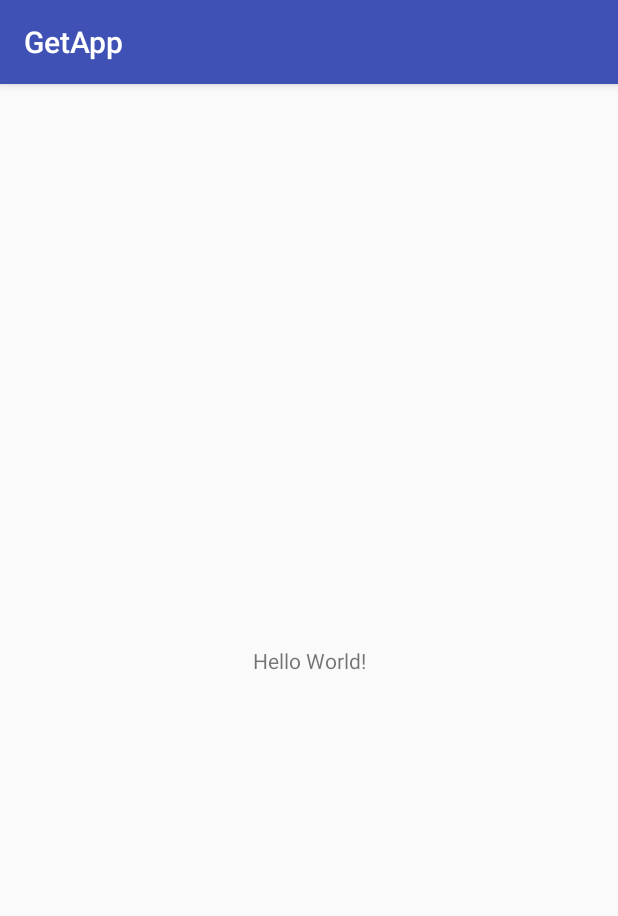
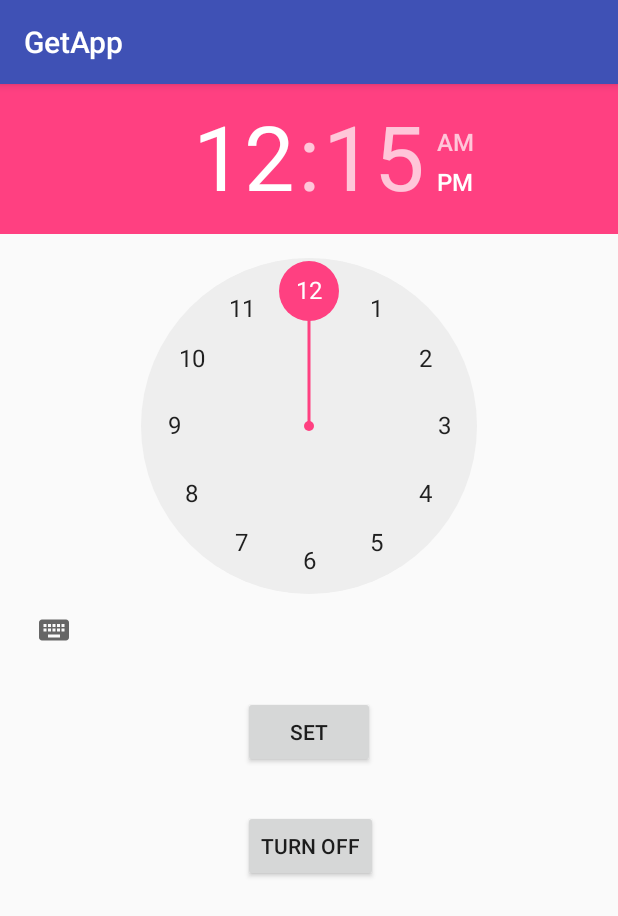
Before and after one commit to cgc0045/GetApp, an Android app: the screen it shows after launch (Alarm), on a phone screen of 412 x 824 dp. Shown: the top 916 px of the screen. Run offline under Robolectric (Android 15) with nearby library versions, the phone set to English and light mode, and no system bars.

Commit message:
Alarm.java
Establecido el diseño y los mensajes cuando pulsamos los botones

```diff
--- a/app/src/main/java/com/example/carlos/getapp/Alarm.java
+++ b/app/src/main/java/com/example/carlos/getapp/Alarm.java
@@ -1,13 +1,86 @@
 package com.example.carlos.getapp;
 
+import android.app.AlarmManager;
+import android.content.Context;
 import android.support.v7.app.AppCompatActivity;
 import android.os.Bundle;
+import android.support.v7.widget.Toolbar;
+import android.view.View;
+import android.widget.Button;
+import android.widget.TextView;
+import android.widget.TimePicker;
+import android.widget.Toast;
+
+import java.util.Calendar;
 
 public class Alarm extends AppCompatActivity {
+
+    //Create the alarm manager
+    AlarmManager alarmMan;
+    TimePicker alarmPick;
+    Toast updateText;
+    Context context;
+
+    CharSequence setText = "Alarm has been set at ";
+    CharSequence turnOffText = "Alarm has been turned off";
+
 
     @Override
     protected void onCreate(Bundle savedInstanceState) {
         super.onCreate(savedInstanceState);
         setContentView(R.layout.activity_alarm);
+
+        this.context = this;
+
+        // Initialize the variables
+
+        alarmPick = (TimePicker) findViewById(R.id.timePicker);
+        alarmMan = (AlarmManager) getSystemService(ALARM_SERVICE);
+
+        final Calendar calendar = Calendar.getInstance();
+
+        Button onButton = (Button) findViewById(R.id.set);
+        Button offButton = (Button) findViewById(R.id.end);
+
+        // Override the method when we click on the buttons
+
+        onButton.setOnClickListener(new View.OnClickListener() {
+
+            @Override
+            public void onClick(View v) {
+
+                calendar.set(Calendar.HOUR_OF_DAY, alarmPick.getCurrentHour());
+                calendar.set(Calendar.MINUTE, alarmPick.getCurrentMinute());
+
+                String minute;
+
+                //Add a 0 if the minute is less than 10
+                if (alarmPick.getCurrentMinute() < 10){
+                    minute = "0" + alarmPick.getCurrentMinute().toString();
+                }else{
+                    minute = alarmPick.getCurrentMinute().toString();
+                }
+
+
+                show_message(setText + alarmPick.getCurrentHour().toString() + ":" + minute);
+            }
+        });
+
+        offButton.setOnClickListener(new View.OnClickListener() {
+            @Override
+            public void onClick(View v) {
+                show_message(turnOffText);
+            }
+        });
+    }
+
+    /**
+     * This method show a message. This message is showed when we turn on or turn off the alarm.
+     *
+     * @param mess
+     */
+    private void show_message(CharSequence mess){
+        Toast toast = Toast.makeText(context, mess, Toast.LENGTH_SHORT);
+        toast.show();
     }
 }
--- a/app/src/main/res/layout/activity_alarm.xml
+++ b/app/src/main/res/layout/activity_alarm.xml
@@ -1,18 +1,37 @@
 <?xml version="1.0" encoding="utf-8"?>
-<android.support.constraint.ConstraintLayout xmlns:android="http://schemas.android.com/apk/res/android"
+<RelativeLayout xmlns:android="http://schemas.android.com/apk/res/android"
     xmlns:app="http://schemas.android.com/apk/res-auto"
     xmlns:tools="http://schemas.android.com/tools"
     android:layout_width="match_parent"
     android:layout_height="match_parent"
     tools:context="com.example.carlos.getapp.Alarm">
 
-    <TextView
+    <TimePicker
+        android:id="@+id/timePicker"
         android:layout_width="wrap_content"
         android:layout_height="wrap_content"
-        android:text="Hello World!"
-        app:layout_constraintBottom_toBottomOf="parent"
-        app:layout_constraintLeft_toLeftOf="parent"
-        app:layout_constraintRight_toRightOf="parent"
-        app:layout_constraintTop_toTopOf="parent" />
+        tools:layout_editor_absoluteX="0dp"
+        tools:layout_editor_absoluteY="-2dp" />
 
-</android.support.constraint.ConstraintLayout>
+    <Button
+        android:id="@+id/end"
+        android:layout_width="wrap_content"
+        android:layout_height="wrap_content"
+        android:text="Turn off"
+        tools:layout_editor_absoluteY="429dp"
+        tools:layout_editor_absoluteX="148dp"
+        android:layout_below="@+id/set"
+        android:layout_alignStart="@+id/set"
+        android:layout_marginTop="28dp" />
+
+    <Button
+        android:id="@+id/set"
+        android:layout_width="wrap_content"
+        android:layout_height="wrap_content"
+        android:text="Set"
+        tools:layout_editor_absoluteY="346dp"
+        tools:layout_editor_absoluteX="148dp"
+        android:layout_below="@+id/timePicker"
+        android:layout_centerHorizontal="true"
+        android:layout_marginTop="20dp" />
+</RelativeLayout>
```
